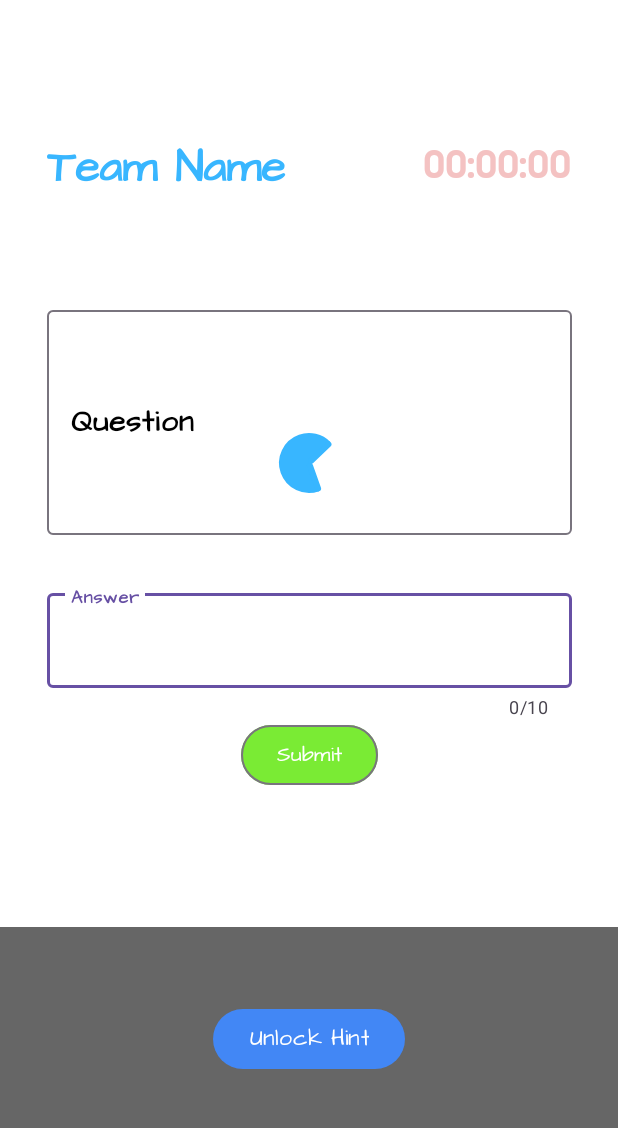
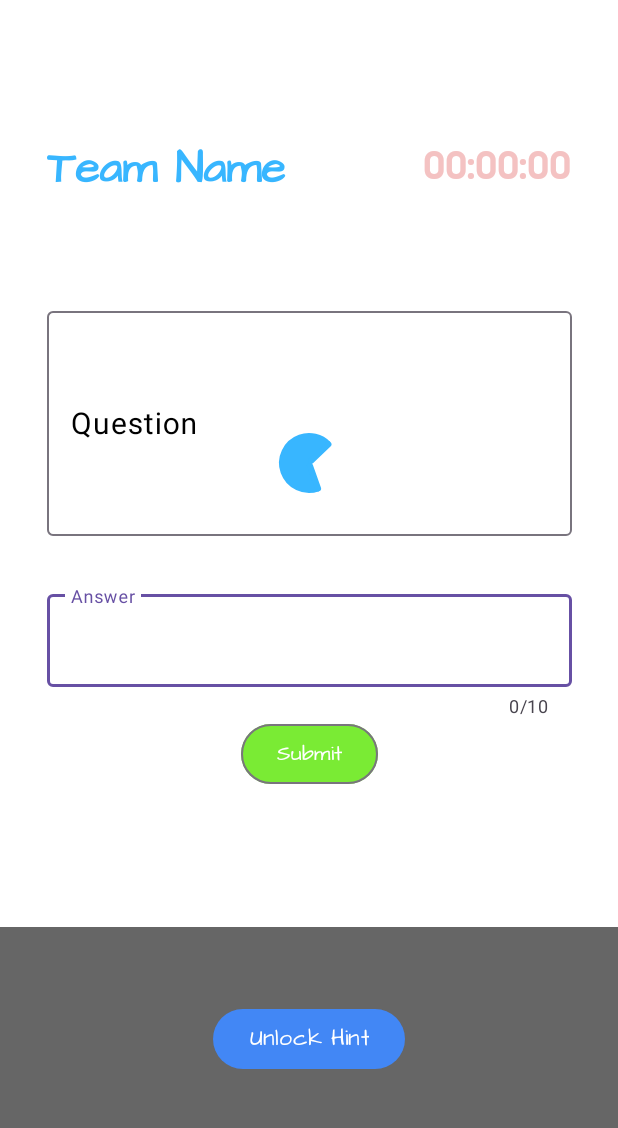
Before and after one commit to Letsdoit1/Cryptothon, an Android app: the MainActivity screen opened directly, with no data from a screen before it, on a phone screen of 412 x 824 dp, the part 84-1212 px from its top. Run offline under Robolectric (Android 15) with nearby library versions, the phone set to English and light mode, and no system bars; libraries missing offline, so code that uses them is left out: com.google.firebase.functions; 4 statements that could not run were skipped.

Commit message:
After launch changes

```diff
--- a/app/src/main/AndroidManifest.xml
+++ b/app/src/main/AndroidManifest.xml
@@ -7,6 +7,7 @@
         android:dataExtractionRules="@xml/data_extraction_rules"
         android:fullBackupContent="@xml/backup_rules"
         android:icon="@mipmap/ic_launcher"
+        android:windowSoftInputMode="adjustPan|adjustResize"
         android:label="@string/app_name"
         android:networkSecurityConfig="@xml/network_security_config"
         android:roundIcon="@mipmap/ic_launcher_round"
@@ -39,6 +40,7 @@
         </activity>
         <activity
             android:name=".MainActivity"
+            android:windowSoftInputMode="adjustPan|adjustResize"
             android:exported="false" />
     </application>
 
--- a/app/src/main/java/com/event/cryptothon/FirebaseHelper.java
+++ b/app/src/main/java/com/event/cryptothon/FirebaseHelper.java
@@ -1,5 +1,5 @@
 package com.event.cryptothon;
 
 public class FirebaseHelper {
-    public static final boolean EMULATOR_RUNNING = false;
+    public static final boolean EMULATOR_RUNNING = true;
 }
--- a/app/src/main/res/layout/activity_main.xml
+++ b/app/src/main/res/layout/activity_main.xml
@@ -180,7 +180,6 @@
             android:layout_below="@id/lblLevel"
             android:layout_marginTop="50px"
             android:layout_marginBottom="50px"
-            android:fontFamily="@font/ad"
             android:hint="Question"
 
             android:textColorHint="#000000"
@@ -191,11 +190,10 @@
                 android:layout_width="match_parent"
                 android:layout_height="150dp"
                 android:scrollbars="vertical"
+				android:cursorVisible="false"
                 android:focusable="false"
                 android:textColor="#000000"
-                android:fontFamily="@font/ad"
                 android:textSize="20dp"
-                android:textStyle="bold"
                 />
 
         </com.google.android.material.textfield.TextInputLayout>
@@ -218,11 +216,9 @@
                 android:id="@+id/txtAnswer"
                 android:layout_width="match_parent"
                 android:layout_height="wrap_content"
-                android:fontFamily="@font/ad"
                 android:inputType="text|textEmailAddress"
                 android:textColor="#000000"
                 android:textSize="20dp"
-                android:textStyle="bold"
                 />
 
         </com.google.android.material.textfield.TextInputLayout>
@@ -288,11 +284,11 @@
 
             <com.google.android.material.textfield.TextInputEditText
                 android:id="@+id/lblHintText"
+				android:cursorVisible="false"
                 android:layout_width="match_parent"
                 android:layout_height="wrap_content"
                 android:scrollbars="vertical"
                 android:focusable="false"
-                android:fontFamily="@font/ad"
                 android:textColor="#FFFFFF"
                 />
 
```
Also changed, not shown: 2 other files.
